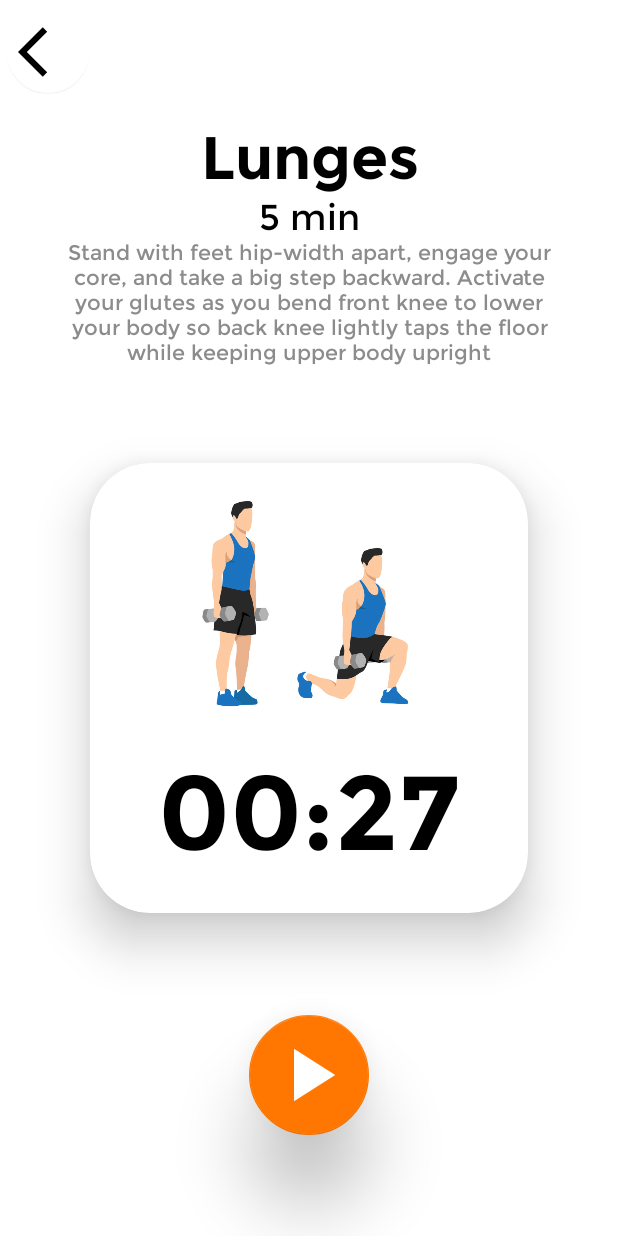
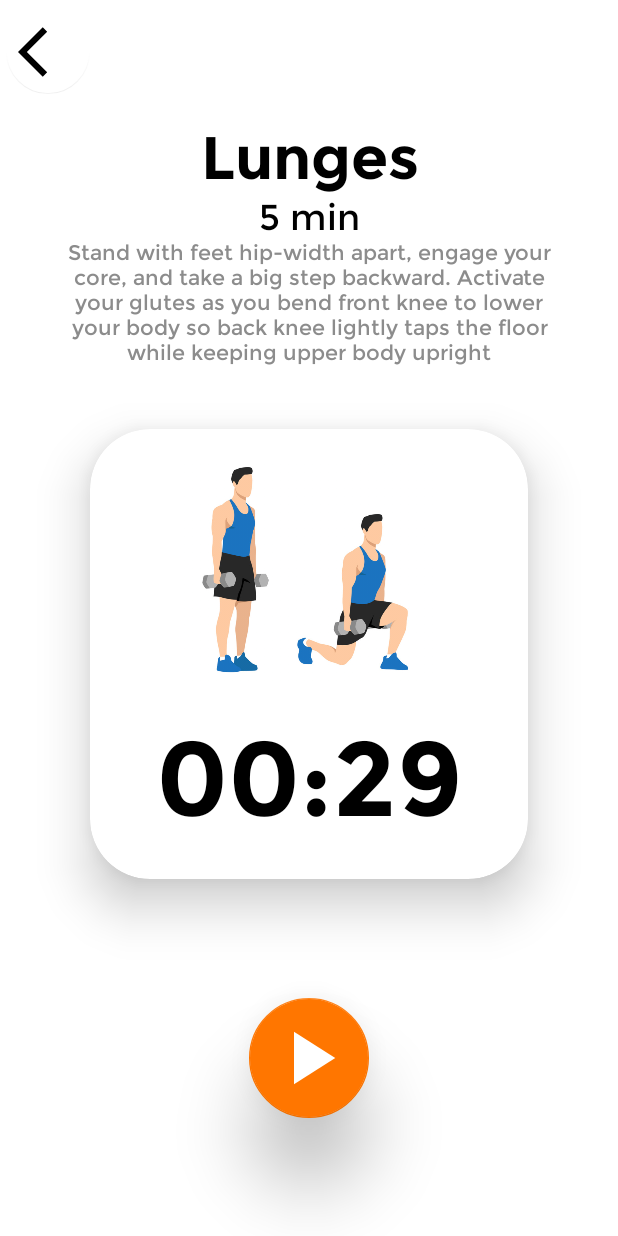
Before and after one commit to Adrito-M/FitnessAid, an Android app: the ExerciseScreen screen opened directly, with no data from a screen before it, after a tap on an icon or button, on a phone screen of 412 x 824 dp. Run offline under Robolectric (Android 15) with nearby library versions, the phone set to English and light mode, and no system bars.

Commit message:
fixed minor but super important change:P

```diff
--- /dev/null
+++ b/app/src/main/java/com/contest/fitnessaid/CountDownTimerExt.kt
@@ -0,0 +1,52 @@
+package com.contest.fitnessaid
+
+import android.os.CountDownTimer
+
+abstract class CountDownTimerExt(var mMillisInFuture: Long, var mInterval: Long) {
+
+    private lateinit var countDownTimer: CountDownTimer
+    private var remainingTime: Long = 0
+    private var isTimerPaused: Boolean = true
+
+    init {
+        this.remainingTime = mMillisInFuture
+    }
+
+    @Synchronized
+    fun start() {
+        if (isTimerPaused) {
+            countDownTimer = object : CountDownTimer(remainingTime, mInterval) {
+                override fun onFinish() {
+                    onTimerFinish()
+                    restart()
+                }
+
+                override fun onTick(millisUntilFinished: Long) {
+                    remainingTime = millisUntilFinished
+                    onTimerTick(millisUntilFinished)
+                }
+
+            }.apply {
+                start()
+            }
+            isTimerPaused = false
+        }
+    }
+
+    fun pause() {
+        if (!isTimerPaused) {
+            countDownTimer.cancel()
+        }
+        isTimerPaused = true
+    }
+
+    fun restart() {
+        countDownTimer.cancel()
+        remainingTime = mMillisInFuture
+        isTimerPaused = true
+    }
+
+    abstract fun onTimerTick(millisUntilFinished: Long)
+    abstract fun onTimerFinish()
+
+}
--- a/app/src/main/java/com/contest/fitnessaid/ExerciseScreen.kt
+++ b/app/src/main/java/com/contest/fitnessaid/ExerciseScreen.kt
@@ -6,6 +6,7 @@ import androidx.appcompat.app.AppCompatActivity
 import android.os.Bundle
 import android.os.CountDownTimer
 import android.os.Handler
+import android.util.Log
 import android.widget.Button
 import android.widget.TextView
 import androidx.annotation.RequiresApi
@@ -15,6 +16,13 @@ import java.text.DecimalFormat
 import java.text.NumberFormat
 
 class ExerciseScreen : AppCompatActivity() {
+
+    lateinit var fab:FloatingActionButton
+    lateinit var timertext:TextView
+
+    lateinit var timerExt: CountDownTimerExt
+
+
     private var isPaused = false
     private var isCancelled = false
     private var resumeFromMillis:Long = 0
@@ -51,6 +59,9 @@ class ExerciseScreen : AppCompatActivity() {
         30 to "Standing dumbbell curl",
         31 to "Treadmill"
     )
+
+
+
     @RequiresApi(Build.VERSION_CODES.M)
     override fun onCreate(savedInstanceState: Bundle?) {
         super.onCreate(savedInstanceState)
@@ -69,14 +80,11 @@ class ExerciseScreen : AppCompatActivity() {
 //        val preset_name = intent.getStringExtra("PresetName")
 //        val exercise_index = map_exercises[index]
 
-
-
-        val fab = findViewById<FloatingActionButton>(R.id.fab)
-        val nextBtn = findViewById<Button>(R.id.buttonNext)
-        val timertext = findViewById<TextView>(R.id.timerText)
+        fab  = findViewById<FloatingActionButton>(R.id.fab)
+        timertext = findViewById<TextView>(R.id.timerText)
         val fabBack = findViewById<FloatingActionButton>(R.id.backFab)
 
-        nextBtn.isVisible = false
+        //nextBtn.isVisible = false
 
         val netTimeInSec:Long = 30
         val millisInFuture:Long = netTimeInSec*1000
@@ -86,99 +94,50 @@ class ExerciseScreen : AppCompatActivity() {
         var p: Boolean = true
         var increment:Long = 1000
 
+
+        resumeFromMillis = netTimeInSec*1000
+
+
+
+        timerExt = object : CountDownTimerExt(resumeFromMillis, 1000) {
+            override fun onTimerTick(millisUntilFinished: Long) {
+                //Log.d("TAG", "onTimerTick $millisUntilFinished")
+                val f: NumberFormat = DecimalFormat("00")
+                var sec :Long = millisUntilFinished/1000
+                sec %= 60
+                val min:Long = (millisUntilFinished / 60000) % 60
+                timertext.setText("${f.format(min)}:${f.format(sec)}")
+            }
+            override fun onTimerFinish() {
+                //Log.d("TAG", "onTimerFinish")
+                timertext.setText("done!")
+                fab.hide()
+
+
+                val intent = Intent(this@ExerciseScreen, CongratulationsPage::class.java)
+                startActivity(intent)
+                finish()
+            }
+
+        }
+
+        timerExt.start()
+
+
         //fab onclick toggle function
         fab.setOnClickListener{
             if(p){
                 fab.setImageResource(R.drawable.ic_baseline_play_arrow_24)
                 isPaused = true
-
+                timerExt.pause()
             }else{
                 fab.setImageResource(R.drawable.ic_baseline_pause_24)
                 isPaused = false
-                object : CountDownTimer(resumeFromMillis, increment) {
-
-                    override fun onTick(millisUntilFinished: Long) {
-                        if(isPaused){
-                            resumeFromMillis = millisUntilFinished
-                            cancel()
-                        }
-                        val f: NumberFormat = DecimalFormat("00")
-                        var sec :Long = millisUntilFinished/1000
-                        sec %= 60
-                        val min:Long = (millisUntilFinished / 60000) % 60
-                        timertext.setText("${f.format(min)}:${f.format(sec)}")
-
-
-                        remTime = millisUntilFinished/1000
-                    }
-
-                    override fun onFinish() {
-                        timertext.setText("done!")
-                        fab.hide()
-
-
-
-                        /*
-                        add the intent related things OVER HERE
-                         */
-
-
-                        val intent = Intent(this@ExerciseScreen, CongratulationsPage::class.java)
-                        startActivity(intent)
-
-
-                        /*
-                        add the intent related things OVER HERE
-                         */
-
-                    }
-                }.start()
+                timerExt.start()
             }
             p = !p
         }
+    }
 
 
-
-        object : CountDownTimer(netTimeInSec*1000, increment) {
-
-            override fun onTick(millisUntilFinished: Long) {
-                if(isPaused){
-                    resumeFromMillis = millisUntilFinished
-                    cancel()
-                }
-
-                val f: NumberFormat = DecimalFormat("00")
-                var sec :Long = millisUntilFinished/1000
-                sec %= 60
-                val min:Long = (millisUntilFinished / 60000) % 60
-                timertext.setText("${f.format(min)}:${f.format(sec)}")
-
-
-                remTime = millisUntilFinished/1000
-            }
-
-            override fun onFinish() {
-                timertext.setText("done!")
-                fab.hide()
-
-                /*
-                add the intent related things OVER HERE
-                 */
-
-                val intent = Intent(this@ExerciseScreen, CongratulationsPage::class.java)
-                startActivity(intent)
-
-
-                /*
-                add the intent related things OVER HERE
-                 */
-
-            }
-        }.start()
-
-
-
-
-    }
-
 }
--- a/app/src/main/res/layout/activity_exercise_screen.xml
+++ b/app/src/main/res/layout/activity_exercise_screen.xml
@@ -83,9 +83,9 @@
         app:layout_constraintBottom_toBottomOf="parent"
         app:layout_constraintEnd_toEndOf="parent"
         app:layout_constraintStart_toStartOf="parent"
-        app:layout_constraintTop_toTopOf="parent"
-        app:layout_constraintVertical_bias="0.589">
 
+        app:layout_constraintTop_toBottomOf="@+id/textView6"
+        app:layout_constraintVertical_bias="0.151">
         <LinearLayout
             android:layout_width="match_parent"
             android:layout_height="match_parent"
@@ -108,6 +108,7 @@
                 android:textColor="@color/black"
                 android:textSize="70sp" />
         </LinearLayout>
+
     </androidx.cardview.widget.CardView>
 
     <com.google.android.material.floatingactionbutton.FloatingActionButton
@@ -126,18 +127,6 @@
         app:layout_constraintStart_toStartOf="parent"
         app:layout_constraintTop_toBottomOf="@+id/cardView" />
 
-    <Button
-        android:id="@+id/buttonNext"
-        android:layout_width="wrap_content"
-        android:layout_height="80dp"
-        android:text="NEXT"
-        android:backgroundTint="@color/orange"
-        android:elevation="40dp"
-        android:textSize="25sp"
-        android:fontFamily="@font/montserratbold"
-        app:layout_constraintBottom_toBottomOf="parent"
-        app:layout_constraintEnd_toEndOf="parent"
-        app:layout_constraintStart_toStartOf="parent"
-        app:layout_constraintTop_toBottomOf="@+id/cardView" />
+
 
 </androidx.constraintlayout.widget.ConstraintLayout>
```
